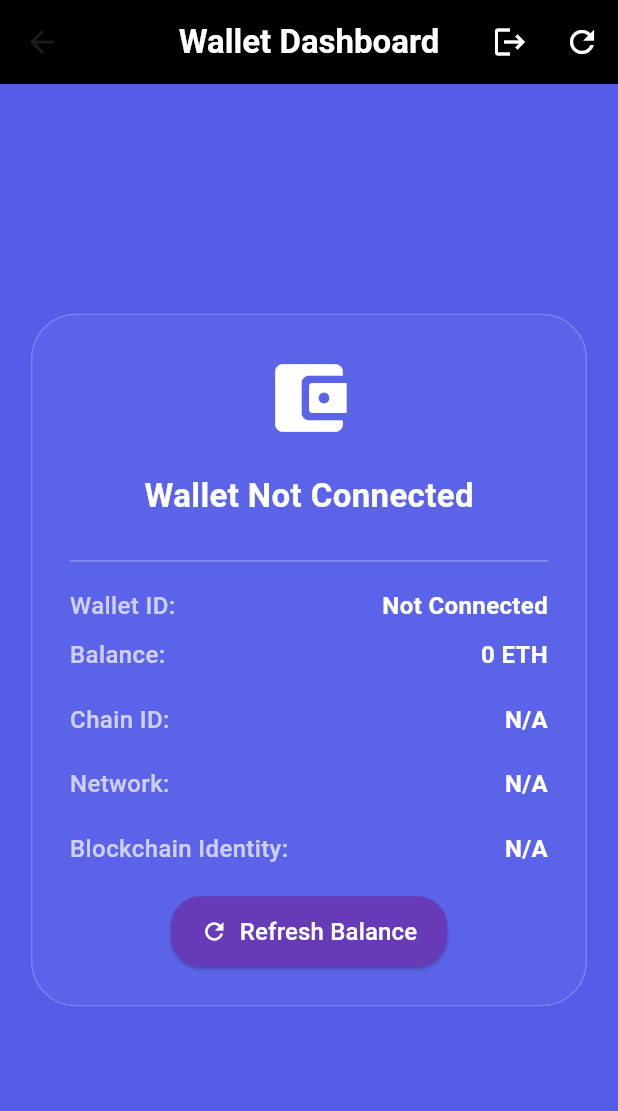
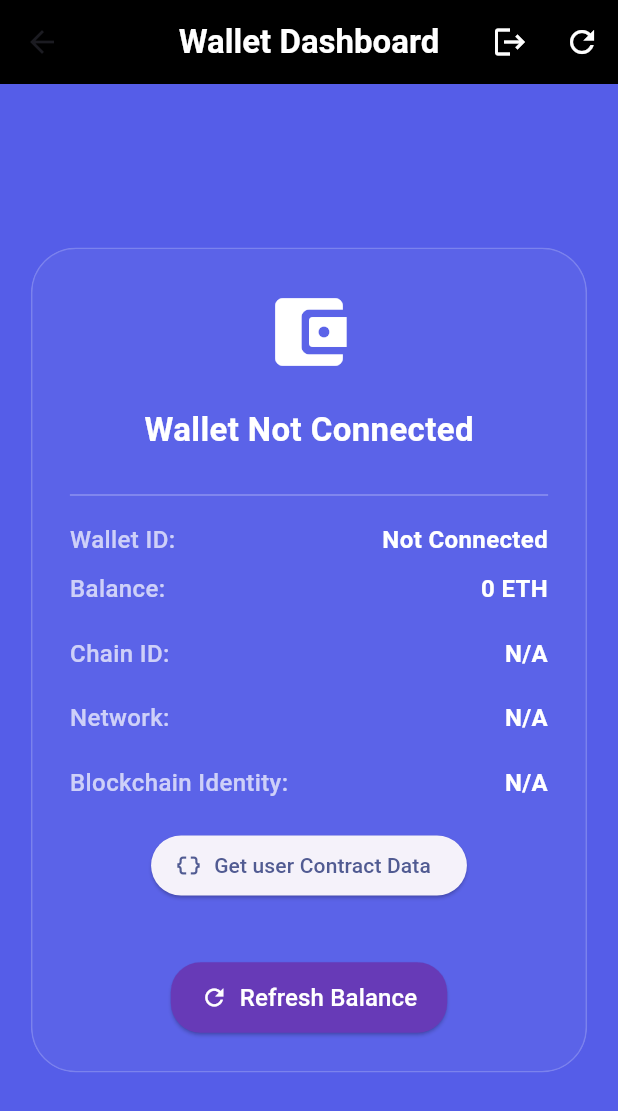
Before and after one commit to devhimuBlockVerse/metaMaskReown, a Flutter app: the DashboardView screen opened directly, after a tap on "Refresh Balance", on a phone screen of 412 x 824 dp. Shown: the top 1111 px of the screen. Run offline on Flutter 3.47's test engine with Material 3 defaults, Android fonts, the phone set to English and light mode, and no system bars; our stand-ins replace shared_preferences; missing offline and left inert: reown_appkit, web3dart; accounts and stored records are empty.

Commit message:
Wallet addres Fix, Dashboard Updated

```diff
--- a/lib/services/smart_contract_service.dart
+++ b/lib/services/smart_contract_service.dart
@@ -42,7 +42,7 @@ class SmartContractService {
     }
 
     try {
-      await init(); // Ensure initialization
+      await init();
 
       final function = _contract.function(functionName);
       final result = await web3client!.call(
--- a/lib/view/dashboard.dart
+++ b/lib/view/dashboard.dart
@@ -86,6 +86,22 @@ class DashboardView extends StatelessWidget {
                     const SizedBox(height: 20),
                     _buildInfoRow('Blockchain Identity', '${walletVM.blockchainIdentity ?? 'N/A'}'),
                     const SizedBox(height: 20),
+
+                    ElevatedButton.icon(
+                        onPressed: ()async{
+                          await walletVM.getUserDataFromContract();
+                        },
+                        icon: const Icon(Icons.data_object),
+                        label: const Text('Get user Contract Data')
+                    ),
+                    if(walletVM.userData != null) ...[
+                      const SizedBox(height: 15),
+                      _buildInfoRow("Contract Data", walletVM.userData!),
+
+                    ],
+
+                    const SizedBox(height: 20),
+                    const SizedBox(height: 20),
                     ElevatedButton.icon(
                       onPressed: walletVM.isLoading
                           ? null
--- a/lib/viewmodel/wallet_viewmodel.dart
+++ b/lib/viewmodel/wallet_viewmodel.dart
@@ -38,6 +38,9 @@ class WalletViewModel extends ChangeNotifier {
 
   String? _blockchainIdentity;
   String? get  blockchainIdentity => _blockchainIdentity;
+
+  String? _userData;
+  String? get userData => _userData;
 
   Future<void> init(BuildContext context) async {
 
@@ -123,6 +126,28 @@ class WalletViewModel extends ChangeNotifier {
     notifyListeners();
   }
 
+  Future<void> getUserDataFromContract()async{
+    if(!_isConnected || _web3client == null || _walletId == null) return;
+
+    try{
+      final result = await _smartContractService.callContractMethod(
+        "getUserData", [], EthereumAddress.fromHex(_walletId!)
+      );
+      if(result != null && result is List && result.length ==2){
+        final name = result[0] as String;
+        final value = result[1];
+        _userData = "Name: $name, Value: $value";
+      }else{
+        _userData = "Unexpected result format.";
+      }
+      debugPrint("Contract call result: $result");
+
+    }catch (e){
+      _userData = "Error calling contract method: $e";
+    }
+    notifyListeners();
+  }
+
   /// Connect the wallet using the ReownAppKitModal UI.
   Future<void> connectWallet() async {
     _isLoading = true;
@@ -195,7 +220,10 @@ class WalletViewModel extends ChangeNotifier {
   Future<void> fetchBalance() async {
     if (_web3client != null && _walletId != null) {
       try {
-        final address = EthereumAddress.fromHex(_walletId!);
+        // final address = EthereumAddress.fromHex(_walletId!);
+        final lowerCaseAddress = "0xc57ca95b47569778a828d19178114f4db188b89b";
+
+        final address = EthereumAddress.fromHex(lowerCaseAddress);
         _walletBalance = await _web3client!.getBalance(address);
       } catch (e) {
         debugPrint("Error fetching balance: $e");
```
Also changed, not shown: 4 other files.
